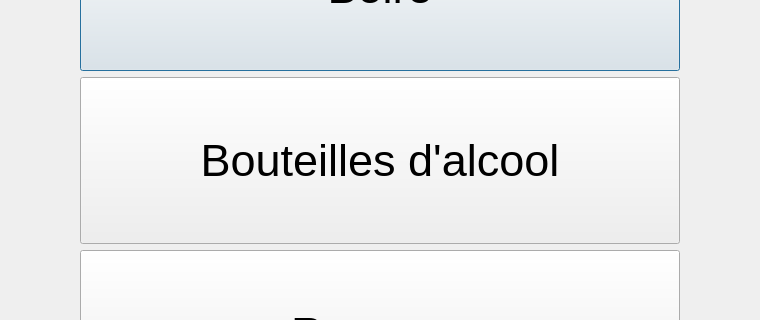
Above: Logiciel/pi_controller/HMI2/MainWindow_test.ui from emilerenaud/BartendUS-GROS4 before the change; both pictures show x 161 to 921 and y 117 to 437 of the 1083 by 727 pixel window. Below: the same form after it.
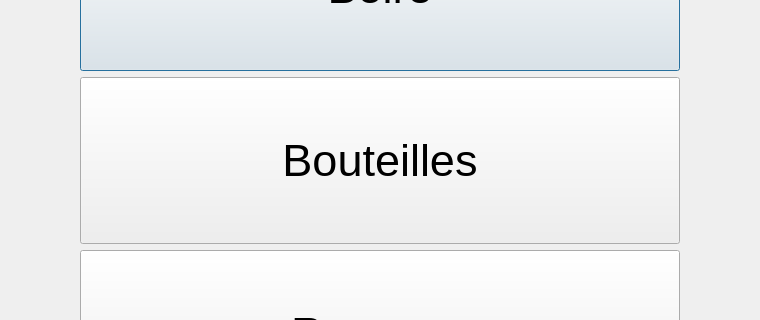
That is the form after the change.

Patch:
```diff
--- a/Logiciel/pi_controller/HMI2/MainWindow_test.ui
+++ b/Logiciel/pi_controller/HMI2/MainWindow_test.ui
@@ -73,7 +73,7 @@
          </font>
         </property>
         <property name="text">
-         <string>Bouteilles d'alcool</string>
+         <string>Bouteilles</string>
         </property>
        </widget>
       </item>
```
